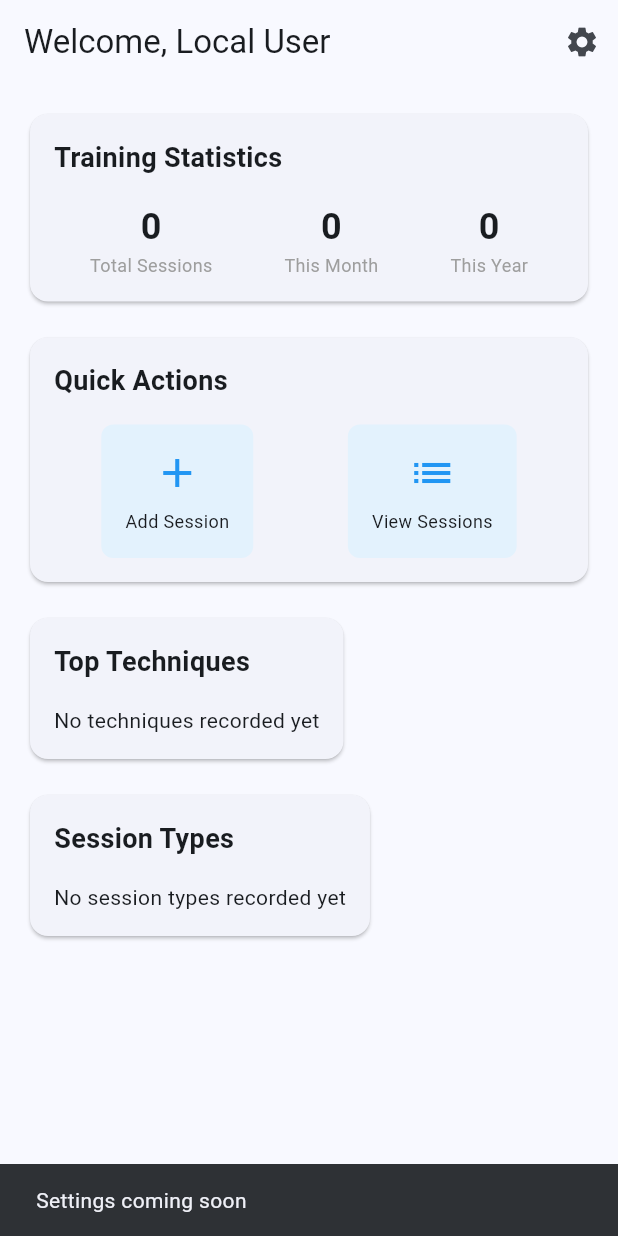
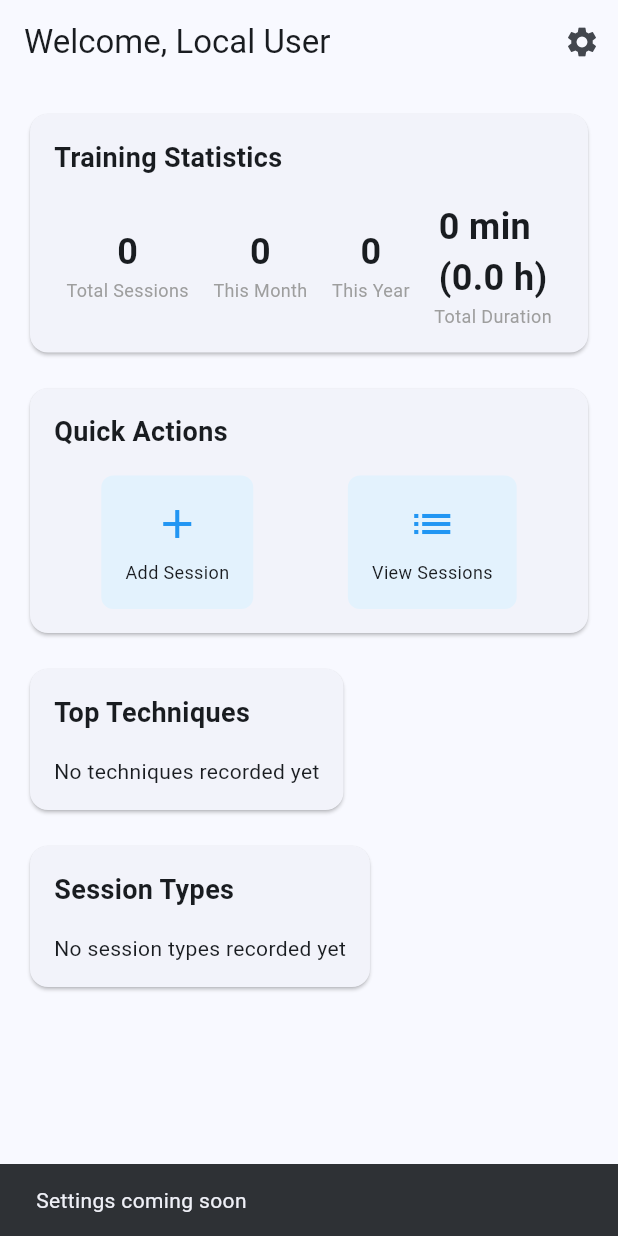
Before and after one commit to lancew/myjudo-flutter, a Flutter app: the screen it shows after launch, after a tap on the "settings" icon, on a phone screen of 412 x 824 dp. Run offline on Flutter 3.47's test engine with Material 3 defaults, Android fonts, the phone set to English and light mode, and no system bars; our stand-ins replace sqflite, sqflite_common_ffi; accounts and stored records are empty.

Commit message:
Add duration to sessions

```diff
--- a/lib/models/training_session.dart
+++ b/lib/models/training_session.dart
@@ -5,6 +5,7 @@ class TrainingSession {
   final int userId;
   final List<String> techniques;
   final List<String> types;
+  final int duration; // duration in minutes
 
   TrainingSession({
     this.id,
@@ -13,6 +14,7 @@ class TrainingSession {
     required this.userId,
     this.techniques = const [],
     this.types = const [],
+    required this.duration,
   });
 
   factory TrainingSession.fromJson(Map<String, dynamic> json) {
@@ -33,6 +35,7 @@ class TrainingSession {
               .where((t) => t.isNotEmpty)
               .toList()
           : [],
+      duration: json['duration'] ?? 0,
     );
   }
 
@@ -44,6 +47,7 @@ class TrainingSession {
       'user_id': userId,
       'techniques': techniques.join(','),
       'types': types.join(','),
+      'duration': duration,
     };
   }
 
@@ -54,6 +58,7 @@ class TrainingSession {
     int? userId,
     List<String>? techniques,
     List<String>? types,
+    int? duration,
   }) {
     return TrainingSession(
       id: id ?? this.id,
@@ -62,6 +67,7 @@ class TrainingSession {
       userId: userId ?? this.userId,
       techniques: techniques ?? this.techniques,
       types: types ?? this.types,
+      duration: duration ?? this.duration,
     );
   }
 }
--- a/lib/screens/home_screen.dart
+++ b/lib/screens/home_screen.dart
@@ -15,6 +15,7 @@ class HomeScreen extends StatefulWidget {
 class _HomeScreenState extends State<HomeScreen> {
   User? _user;
   bool _isLoading = true;
+  int _totalDuration = 0;
 
   @override
   void initState() {
@@ -51,8 +52,15 @@ class _HomeScreenState extends State<HomeScreen> {
           email: defaultUser.email,
           dojo: defaultUser.dojo);
     }
+    // Calculate total duration
+    int totalDuration = 0;
+    if (user != null) {
+      final sessions = await dbService.getTrainingSessions(user.id);
+      totalDuration = sessions.fold(0, (sum, s) => sum + (s.duration));
+    }
     setState(() {
       _user = user;
+      _totalDuration = totalDuration;
       _isLoading = false;
     });
   }
@@ -119,6 +127,8 @@ class _HomeScreenState extends State<HomeScreen> {
                 _buildStatItem(
                     'This Month', _user!.sessionsThisMonth.toString()),
                 _buildStatItem('This Year', _user!.sessionsThisYear.toString()),
+                _buildStatItem('Total Duration',
+                  '${_totalDuration} min\n(${(_totalDuration / 60).toStringAsFixed(1)} h)'),
               ],
             ),
           ],
--- a/lib/screens/training_sessions_screen.dart
+++ b/lib/screens/training_sessions_screen.dart
@@ -93,6 +93,10 @@ class _TrainingSessionsScreenState extends State<TrainingSessionsScreen> {
                                     .format(DateTime.parse(session.date)),
                                 style: const TextStyle(color: Colors.grey),
                               ),
+                              Text(
+                                'Duration: ${session.duration} min',
+                                style: const TextStyle(fontSize: 12),
+                              ),
                               if (session.techniques.isNotEmpty)
                                 Text(
                                   'Techniques: ${session.techniques.take(3).join(', ')}${session.techniques.length > 3 ? '...' : ''}',
@@ -141,6 +145,7 @@ class _TrainingSessionsScreenState extends State<TrainingSessionsScreen> {
           children: [
             Text(
                 'Date: ${DateFormat('MMMM dd, yyyy').format(DateTime.parse(session.date))}'),
+            Text('Duration: ${session.duration} min'),
             const SizedBox(height: 8),
             if (session.techniques.isNotEmpty) ...[
               const Text('Techniques:',
@@ -173,6 +178,7 @@ class _TrainingSessionsScreenState extends State<TrainingSessionsScreen> {
     String dojo = '';
     String techniques = '';
     String types = '';
+    String duration = '';
     await showDialog(
       context: context,
       builder: (context) => AlertDialog(
@@ -205,6 +211,15 @@ class _TrainingSessionsScreenState extends State<TrainingSessionsScreen> {
                       labelText: 'Types (comma separated)'),
                   onChanged: (v) => types = v,
                 ),
+                TextFormField(
+                  decoration: const InputDecoration(
+                      labelText: 'Duration (minutes)'),
+                  keyboardType: TextInputType.number,
+                  onChanged: (v) => duration = v,
+                  validator: (v) => v == null || v.isEmpty || int.tryParse(v) == null || int.parse(v) <= 0
+                      ? 'Enter duration in minutes'
+                      : null,
+                ),
               ],
             ),
           ),
@@ -232,6 +247,7 @@ class _TrainingSessionsScreenState extends State<TrainingSessionsScreen> {
                       .map((e) => e.trim())
                       .where((e) => e.isNotEmpty)
                       .toList(),
+                  duration: int.parse(duration),
                 );
                 await DatabaseService().addTrainingSession(session);
                 if (mounted) {
@@ -253,6 +269,7 @@ class _TrainingSessionsScreenState extends State<TrainingSessionsScreen> {
     String dojo = session.dojo ?? '';
     String techniques = session.techniques.join(', ');
     String types = session.types.join(', ');
+    String duration = session.duration.toString();
     await showDialog(
       context: context,
       builder: (context) => AlertDialog(
@@ -288,6 +305,16 @@ class _TrainingSessionsScreenState extends State<TrainingSessionsScreen> {
                       labelText: 'Types (comma separated)'),
                   onChanged: (v) => types = v,
                 ),
+                TextFormField(
+                  initialValue: duration,
+                  decoration: const InputDecoration(
+                      labelText: 'Duration (minutes)'),
+                  keyboardType: TextInputType.number,
+                  onChanged: (v) => duration = v,
+                  validator: (v) => v == null || v.isEmpty || int.tryParse(v) == null || int.parse(v) <= 0
+                      ? 'Enter duration in minutes'
+                      : null,
+                ),
               ],
             ),
           ),
@@ -314,6 +341,7 @@ class _TrainingSessionsScreenState extends State<TrainingSessionsScreen> {
                       .map((e) => e.trim())
                       .where((e) => e.isNotEmpty)
                       .toList(),
+                  duration: int.parse(duration),
                 );
                 await DatabaseService().updateTrainingSession(updated);
                 if (mounted) {
--- a/lib/services/database_service.dart
+++ b/lib/services/database_service.dart
@@ -43,6 +43,7 @@ class DatabaseService {
         user_id INTEGER NOT NULL,
         techniques TEXT,
         types TEXT,
+        duration INTEGER,
         FOREIGN KEY(user_id) REFERENCES users(id)
       )
     ''');
@@ -101,6 +102,7 @@ class DatabaseService {
       'user_id': session.userId,
       'techniques': session.techniques.join(','),
       'types': session.types.join(','),
+      'duration': session.duration,
     });
   }
 
@@ -124,6 +126,7 @@ class DatabaseService {
                       .where((t) => t.isNotEmpty)
                       .toList() ??
                   [],
+              duration: data['duration'] as int? ?? 0,
             ))
         .toList();
   }
@@ -138,6 +141,7 @@ class DatabaseService {
         'user_id': session.userId,
         'techniques': session.techniques.join(','),
         'types': session.types.join(','),
+        'duration': session.duration,
       },
       where: 'id = ?',
       whereArgs: [session.id],
```
Also changed, not shown: 1 other file.
